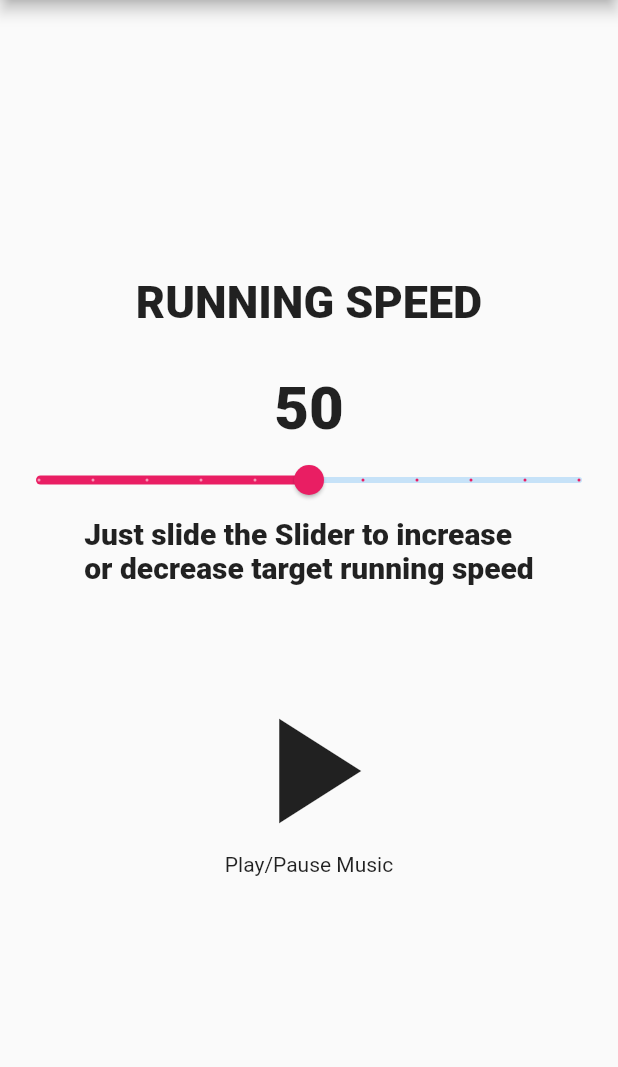
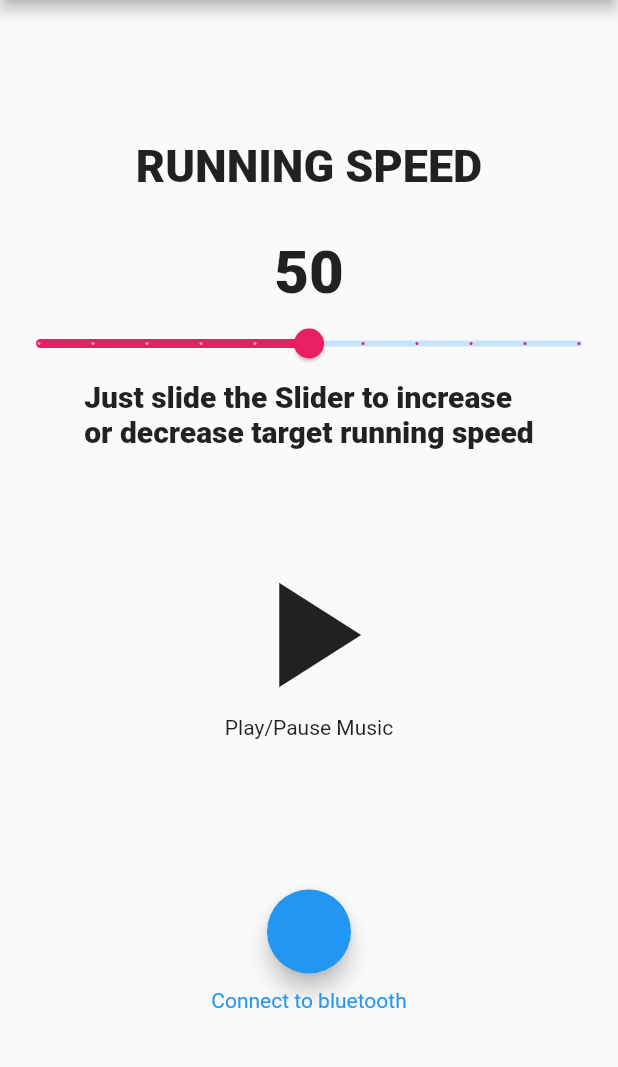
Before and after one commit to philippweinmann/JoggingPacer, a Flutter app: the screen it shows after launch, on a phone screen of 412 x 824 dp, the part 84-1151 px from its top. Run offline on Flutter 3.47's test engine with Material 2 defaults, Android fonts, the light colour scheme and no system bars; missing offline and left inert: esense_flutter.

Commit message:
added connect to bluetooth button

```diff
--- a/lib/JoggingPacerUI.dart
+++ b/lib/JoggingPacerUI.dart
@@ -89,6 +89,24 @@ class _MyHomePageState extends State<MyHomePage> {
                       })),
             ),
             Text("Play/Pause Music"),
+            Padding(
+              padding: EdgeInsets.only(top: 100.0),
+              child: FloatingActionButton(
+                // a floating button that starts/stops listening to sensor events.
+                // is disabled until we're connected to the device.
+                onPressed: () => {
+                  // connect to bluetooth
+                },
+                // child:
+                  //(!sampling) ? Icon(Icons.play_arrow) : Icon(Icons.pause),
+              ),
+            ),
+            Padding(
+              padding: const EdgeInsets.only(top: 10.0),
+              child: Text(
+                  "Connect to bluetooth",
+                  style: TextStyle(color: Colors.blue)),
+            ),
           ],
         ),
       ),
```
